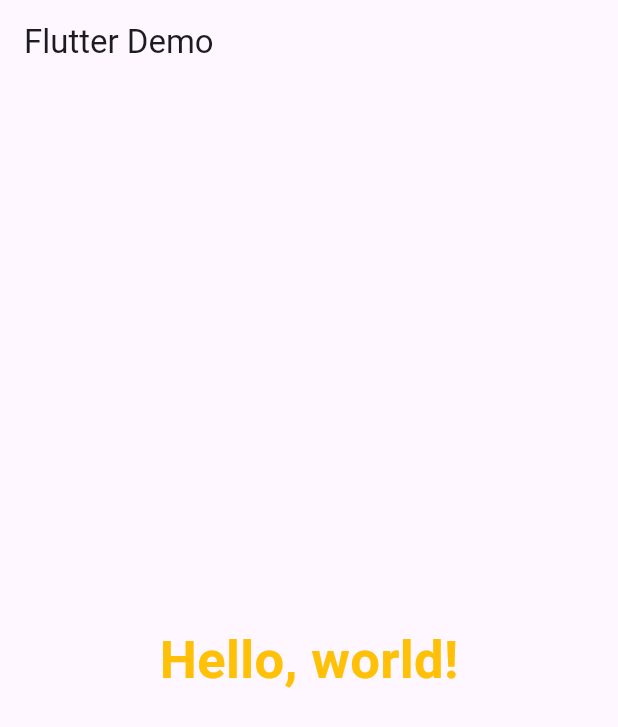
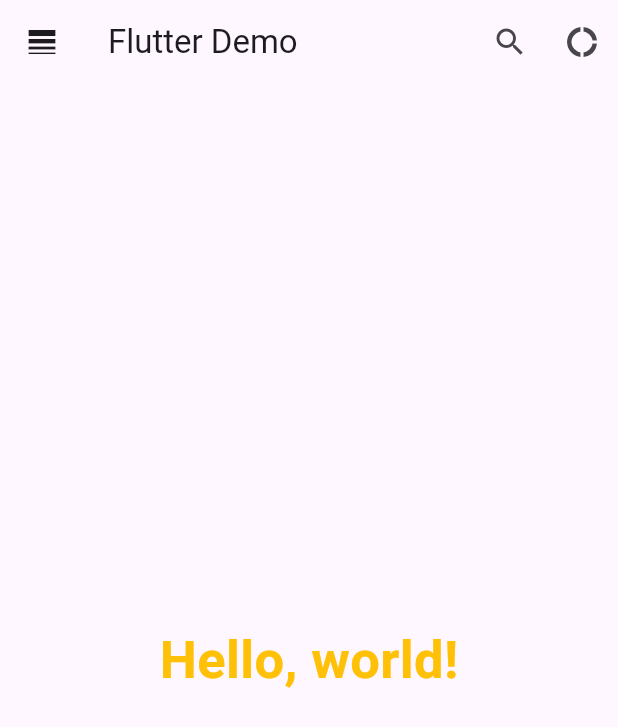
Before and after one commit to shanakasp/Flutter, a Flutter app: the screen it shows after launch, on a phone screen of 412 x 824 dp. Shown: the top 727 px of the screen. Run offline on Flutter 3.47's test engine with Material 3 defaults, Android fonts, the phone set to English and light mode, and no system bars.

Commit message:
modified main.dart in lib

```diff
--- a/flutter_application_1/lib/main.dart
+++ b/flutter_application_1/lib/main.dart
@@ -16,6 +16,20 @@ class MyApp extends StatelessWidget {
       home: Scaffold(
         appBar: AppBar(
           title: Text('Flutter Demo'),
+          leading: IconButton(
+            icon: Icon(Icons.line_weight_outlined),
+            onPressed: () {},
+          ),
+          actions: <Widget>[
+            IconButton(
+              icon: Icon(Icons.search),
+              onPressed: () {},
+            ),
+            IconButton(
+              icon: Icon(Icons.donut_large),
+              onPressed: () {},
+            )
+          ],
         ),
         body: Center(
           child: Text(
```
